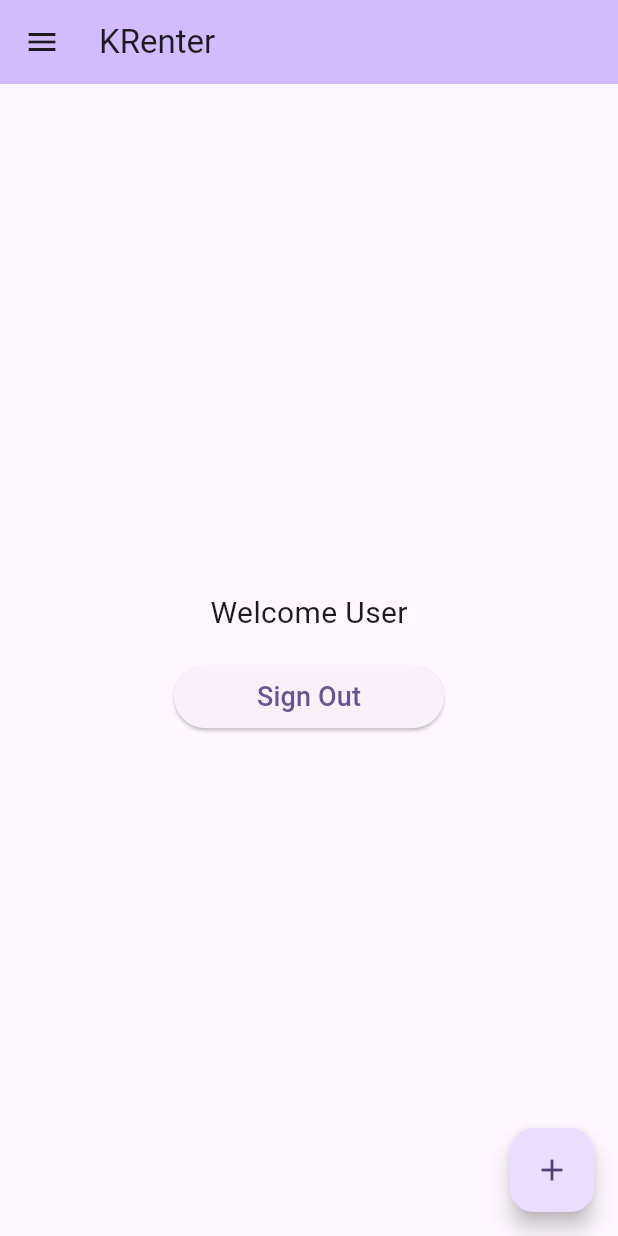
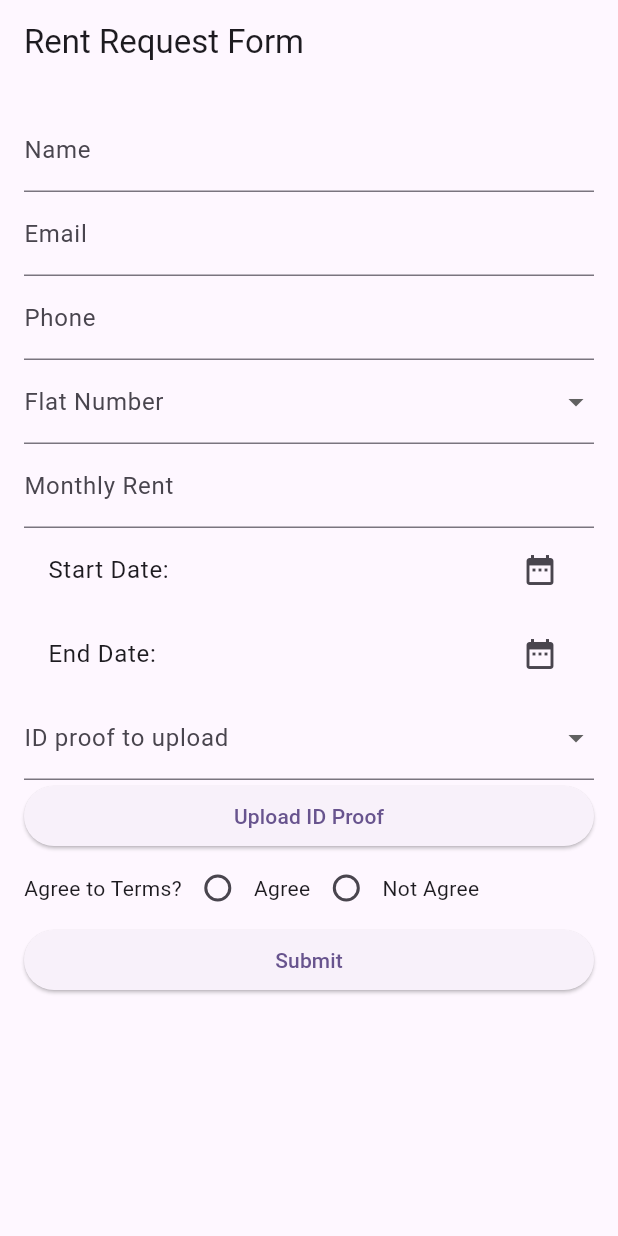
Before and after one commit to aniruddhadas9/flutter-firestore, a Flutter app: the screen it shows after launch, on a phone screen of 412 x 824 dp. Run offline on Flutter 3.47's test engine with Material 3 defaults, Android fonts, the phone set to English and light mode, and no system bars; our stand-ins replace cloud_firestore, file_picker, firebase_auth, firebase_core, firebase_storage, flutter_local_notifications and 1 more; missing offline and left inert: flutter_email_sender, mailer, phonepe_payment_sdk; accounts and stored records are empty.

Commit message:
Add code to store ranterOnboarding to firestore - not working  - its not working now as user dont have permission to to add data  - Storing this so that will do more experimental code

```diff
--- /dev/null
+++ b/lib/flat-detail/FlatRentStart.dart
@@ -0,0 +1,228 @@
+import 'dart:developer';
+
+import 'package:flutter/material.dart';
+import 'package:cloud_firestore/cloud_firestore.dart';
+import 'package:firebase_storage/firebase_storage.dart';
+import 'package:file_picker/file_picker.dart';
+import 'package:flutter_local_notifications/flutter_local_notifications.dart';
+import 'package:flutter_email_sender/flutter_email_sender.dart';
+
+class FlatRentStart extends StatefulWidget {
+  @override
+  _FlatRentStartState createState() => _FlatRentStartState();
+}
+
+class _FlatRentStartState extends State<FlatRentStart> {
+  final _formKey = GlobalKey<FormState>();
+  String? name, email, phone, flat, terms, monthlyRent, idProofProvided;
+  DateTime? startDate, endDate;
+  PlatformFile? idProof;
+
+  final List<String> flatOptions = [
+    'GFloor-M1 - 1BHK',
+    'GFloor-M2 - 1BHK',
+    'FirstFloor-M1 - 2BHK',
+    'FirstFloor-M2 - 1BHK + puja',
+    '2ndFloor-M1 - 2BHK',
+    '2ndFloor-M2 - 1BHK + puja',
+    '3rdFloor-M1 - 2BHK',
+    '3rdFloor-M2 - 1BHK + puja',
+    '4thFloor-M1 - 2BHK',
+    '4thFloor-M2 - Studio'
+  ];
+
+  final List<String> idProofOptions = [
+    'Adhaar Card',
+    'Driving Licence',
+    'Voter ID',
+    'Passport',
+    'Birth Certificate',
+    'Educational Certificate'
+  ];
+
+  bool isLoading = false;
+
+  Future<void> _pickFile() async {
+    final result = await FilePicker.platform.pickFiles(type: FileType.custom, allowedExtensions: ['pdf', 'jpg', 'png']);
+    if (result != null) {
+      setState(() {
+        idProof = result.files.first;
+      });
+    }
+  }
+
+  Future<void> _submitForm() async {
+    log('reached _submitForm: ${_formKey.currentState.toString()}');
+    // if (_formKey.currentState?.validate() ?? false && terms == 'Agree' && idProof != null) {
+    if (_formKey.currentState?.validate() ?? false && terms == 'Agree') {
+      _formKey.currentState?.save();
+      setState(() => isLoading = true);
+
+      try {
+
+        // file upload section
+        // final ref = FirebaseStorage.instance.ref('id_proofs/${idProof!.name}');
+        // await ref.putData(idProof!.bytes!);
+        // final fileUrl = await ref.getDownloadURL();
+        log('file upload is done');
+
+        // Store data section
+        final data = {
+          'name': name,
+          'email': email,
+          'phone': phone,
+          'flat': flat,
+          'monthly_rent': monthlyRent,
+          'start_date': startDate?.toIso8601String(),
+          'end_date': endDate?.toIso8601String(),
+          'id_proof_provided': idProofProvided,
+          'id_proof_url': 'fileUrl',
+          'agreed': terms == 'Agree',
+        };
+        log('submitted data ${data.toString()}');
+
+        await FirebaseFirestore.instance.collection('tenantOnboarding').add(data);
+
+        await _sendEmail();
+        await _showNotification();
+
+        ScaffoldMessenger.of(context).showSnackBar(SnackBar(content: Text('Data saved and email sent.')));
+      } catch (e) {
+        log('renterRegistration|Error: $e');
+        ScaffoldMessenger.of(context).showSnackBar(SnackBar(content: Text('Error: $e')));
+      } finally {
+        setState(() => isLoading = false);
+      }
+    } else {
+      log('validation failed ');
+    }
+  }
+
+  Future<void> _sendEmail() async {
+    final email = Email(
+      body: 'Your registration data has been saved successfully.',
+      subject: 'Registration Confirmation',
+      recipients: ['aniruddhadas9@gmail.com'],
+    );
+
+    await FlutterEmailSender.send(email);
+  }
+
+  Future<void> _showNotification() async {
+    final flutterLocalNotificationsPlugin = FlutterLocalNotificationsPlugin();
+    const android = AndroidNotificationDetails('channelId', 'channelName', importance: Importance.max);
+    const platform = NotificationDetails(android: android);
+
+    await flutterLocalNotificationsPlugin.show(
+      0,
+      'Rent request!',
+      'Your Rent request submitted successfully',
+      platform,
+    );
+  }
+
+  @override
+  Widget build(BuildContext context) {
+    return Scaffold(
+      appBar: AppBar(title: Text("Rent Request Form")),
+      body: isLoading
+          ? Center(child: CircularProgressIndicator())
+          : Padding(
+        padding: const EdgeInsets.all(16.0),
+        child: Form(
+          key: _formKey,
+          child: ListView(
+            children: [
+              TextFormField(
+                decoration: InputDecoration(labelText: 'Name'),
+                onSaved: (val) => name = val,
+                validator: (val) => val!.isEmpty ? 'Required' : null,
+              ),
+              TextFormField(
+                decoration: InputDecoration(labelText: 'Email'),
+                keyboardType: TextInputType.emailAddress,
+                onSaved: (val) => email = val,
+                validator: (val) => val!.contains('@') ? null : 'Invalid email',
+              ),
+              TextFormField(
+                decoration: InputDecoration(labelText: 'Phone'),
+                keyboardType: TextInputType.phone,
+                onSaved: (val) => phone = val,
+                validator: (val) => val!.length >= 10 ? null : 'Invalid phone',
+              ),
+              DropdownButtonFormField(
+                decoration: InputDecoration(labelText: 'Flat Number'),
+                items: flatOptions.map((f) => DropdownMenuItem(value: f, child: Text(f))).toList(),
+                onChanged: (val) => flat = val,
+                validator: (val) => val == null ? 'Select flat' : null,
+              ),
+              TextFormField(
+                decoration: InputDecoration(labelText: 'Monthly Rent'),
+                keyboardType: TextInputType.number,
+                onSaved: (val) => monthlyRent = val,
+                validator: (val) => val!.length >= 5 ? null : 'Invalid monthly',
+              ),
+              ListTile(
+                title: Text("Start Date: ${startDate?.toLocal().toString().split(' ')[0] ?? ''}"),
+                trailing: Icon(Icons.date_range),
+                onTap: () async {
+                  final picked = await showDatePicker(
+                    context: context,
+                    initialDate: DateTime.now(),
+                    firstDate: DateTime(2000),
+                    lastDate: DateTime(2100),
+                  );
+                  if (picked != null) setState(() => startDate = picked);
+                },
+              ),
+              ListTile(
+                title: Text("End Date: ${endDate?.toLocal().toString().split(' ')[0] ?? ''}"),
+                trailing: Icon(Icons.date_range),
+                onTap: () async {
+                  final picked = await showDatePicker(
+                    context: context,
+                    initialDate: DateTime.now(),
+                    firstDate: DateTime(2000),
+                    lastDate: DateTime(2100),
+                  );
+                  if (picked != null) setState(() => endDate = picked);
+                },
+              ),
+              DropdownButtonFormField(
+                decoration: InputDecoration(labelText: 'ID proof to upload'),
+                items: idProofOptions.map((f) => DropdownMenuItem(value: f, child: Text(f))).toList(),
+                onChanged: (val) => idProofProvided = val,
+                validator: (val) => val == null ? 'Select flat' : null,
+              ),
+              ElevatedButton(
+                child: Text(idProof == null ? 'Upload ID Proof' : 'ID Proof Selected'),
+                onPressed: _pickFile,
+              ),
+              Row(
+                children: [
+                  Text('Agree to Terms?'),
+                  Radio<String>(
+                    value: 'Agree',
+                    groupValue: terms,
+                    onChanged: (val) => setState(() => terms = val),
+                  ),
+                  Text('Agree'),
+                  Radio<String>(
+                    value: 'Not Agree',
+                    groupValue: terms,
+                    onChanged: (val) => setState(() => terms = val),
+                  ),
+                  Text('Not Agree'),
+                ],
+              ),
+              ElevatedButton(
+                onPressed: _submitForm,
+                child: Text('Submit'),
+              ),
+            ],
+          ),
+        ),
+      ),
+    );
+  }
+}
--- a/lib/home_screen.dart
+++ b/lib/home_screen.dart
@@ -1,10 +1,7 @@
 import 'dart:developer';
-
 import 'package:flutter/material.dart';
 import 'package:flutter_firestore/widgets/button.dart';
-
 import 'auth/auth_service.dart';
-import 'auth/login_screen.dart';
 
 
 class HomeScreen extends StatefulWidget {
@@ -41,6 +38,8 @@ class _HomeScreen extends State<HomeScreen> {
       log('home_screen|widget|isuserlogn|false|redirectingto loginpage');
       log('current user details${authService.getCurrentUserDetails()}');
 
+    } else {
+      log('home_screen|widget|user already login :: need to stay here');
     }
 
     return Scaffold(
@@ -55,7 +54,7 @@ class _HomeScreen extends State<HomeScreen> {
           mainAxisAlignment: MainAxisAlignment.center,
           children: [
             const Text(
-              "Welcome User",
+              "KRenter",
               style: TextStyle(fontSize: 20, fontWeight: FontWeight.w400),
             ),
             const SizedBox(height: 20),
--- a/lib/main.dart
+++ b/lib/main.dart
@@ -5,6 +5,7 @@ import 'package:flutter/material.dart';
 import 'package:firebase_core/firebase_core.dart';
 import 'package:flutter_firestore/auth/login_screen.dart';
 import 'package:flutter_firestore/auth/signup_screen.dart';
+import 'package:flutter_firestore/flat-detail/FlatRentStart.dart';
 import 'package:flutter_firestore/home_screen.dart';
 import 'package:flutter_firestore/loading.dart';
 import 'package:flutter_firestore/payments/payment-details.dart';
@@ -53,8 +54,6 @@ Future<void> main() async {
     }
   });
 
-
-
   runApp(const MyApp());
 }
 
@@ -69,7 +68,8 @@ class MyApp extends StatelessWidget {
       theme: ThemeData(
         colorScheme: ColorScheme.fromSeed(seedColor: Colors.deepPurple),
       ),
-      home: HomeScreen(),
+      home: FlatRentStart(),
+      // home: HomeScreen(),
       // home: const MyHomePage(title: 'KRenter Firestore'),
       routes: {
         '/main': (context) => MyApp(),
```
Also changed, not shown: pubspec.yaml (+6 -1 lines), pubspec.lock, 5 other files.
